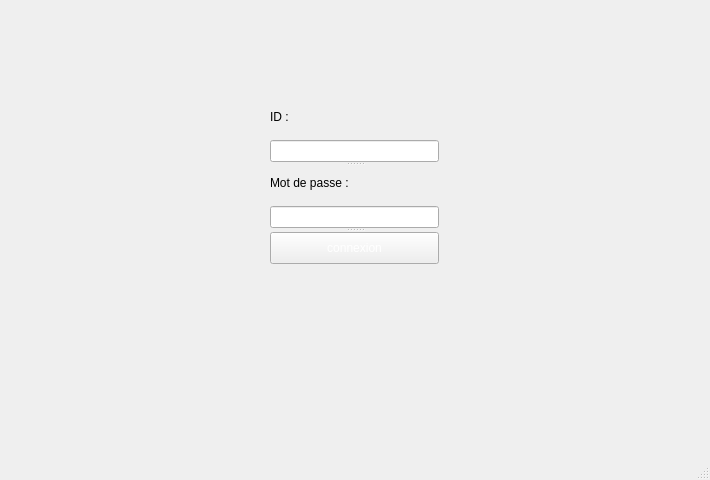
This is mainwindow.ui in marwenmaalawi/projet2A as Qt 5 draws it before an edit. The edited form follows.
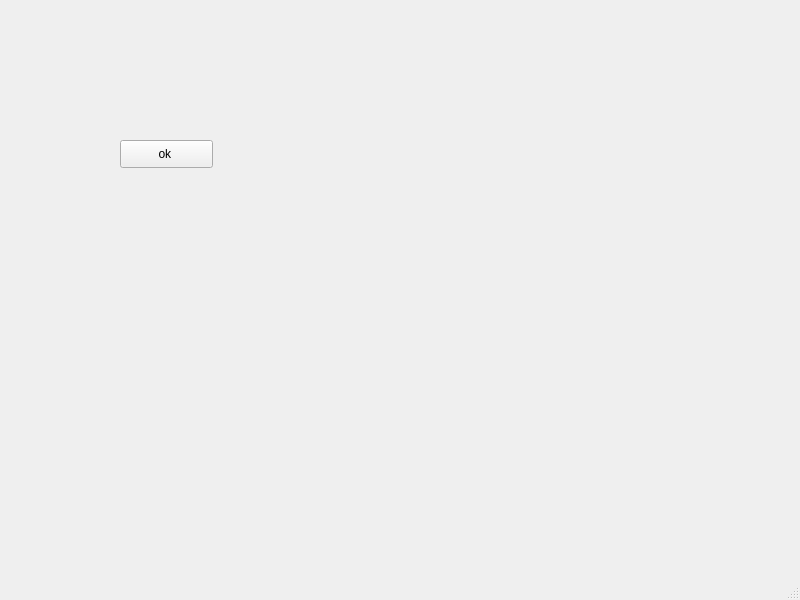
This is the edited form.

```diff
--- a/mainwindow.ui
+++ b/mainwindow.ui
@@ -6,84 +6,26 @@
    <rect>
     <x>0</x>
     <y>0</y>
-    <width>710</width>
-    <height>480</height>
+    <width>800</width>
+    <height>600</height>
    </rect>
   </property>
   <property name="windowTitle">
    <string>MainWindow</string>
   </property>
   <widget class="QWidget" name="centralwidget">
-   <widget class="QSplitter" name="splitter">
+   <widget class="QPushButton" name="pushButton">
     <property name="geometry">
      <rect>
-      <x>270</x>
-      <y>100</y>
-      <width>169</width>
-      <height>164</height>
+      <x>120</x>
+      <y>140</y>
+      <width>93</width>
+      <height>28</height>
      </rect>
     </property>
-    <property name="orientation">
-     <enum>Qt::Vertical</enum>
+    <property name="text">
+     <string>ok </string>
     </property>
-    <widget class="QWidget" name="layoutWidget">
-     <layout class="QVBoxLayout" name="verticalLayout">
-      <item>
-       <widget class="QLabel" name="label">
-        <property name="styleSheet">
-         <string notr="true">font: 13pt &quot;Sitka Small&quot;;</string>
-        </property>
-        <property name="text">
-         <string>ID : </string>
-        </property>
-       </widget>
-      </item>
-      <item>
-       <widget class="QLineEdit" name="admin_id">
-        <property name="styleSheet">
-         <string notr="true">font: 10pt &quot;Sitka Small&quot;;</string>
-        </property>
-        <property name="text">
-         <string/>
-        </property>
-       </widget>
-      </item>
-     </layout>
-    </widget>
-    <widget class="QWidget" name="layoutWidget">
-     <layout class="QVBoxLayout" name="verticalLayout_2">
-      <item>
-       <widget class="QLabel" name="label_2">
-        <property name="styleSheet">
-         <string notr="true">font: 13pt &quot;Sitka Small&quot;;</string>
-        </property>
-        <property name="text">
-         <string>Mot de passe : </string>
-        </property>
-       </widget>
-      </item>
-      <item>
-       <widget class="QLineEdit" name="admin_mdp">
-        <property name="styleSheet">
-         <string notr="true">font: 10pt &quot;Sitka Small&quot;;</string>
-        </property>
-        <property name="text">
-         <string/>
-        </property>
-       </widget>
-      </item>
-     </layout>
-    </widget>
-    <widget class="QPushButton" name="pushButton">
-     <property name="styleSheet">
-      <string notr="true">font: 15pt &quot;Sitka Small&quot;;
-background : &quot;black&quot;;
-color: rgba(255, 255, 255,1);</string>
-     </property>
-     <property name="text">
-      <string>connexion</string>
-     </property>
-    </widget>
    </widget>
   </widget>
   <widget class="QMenuBar" name="menubar">
```
Left out of the diff: 4 changed lines with no effect on the pictures.
